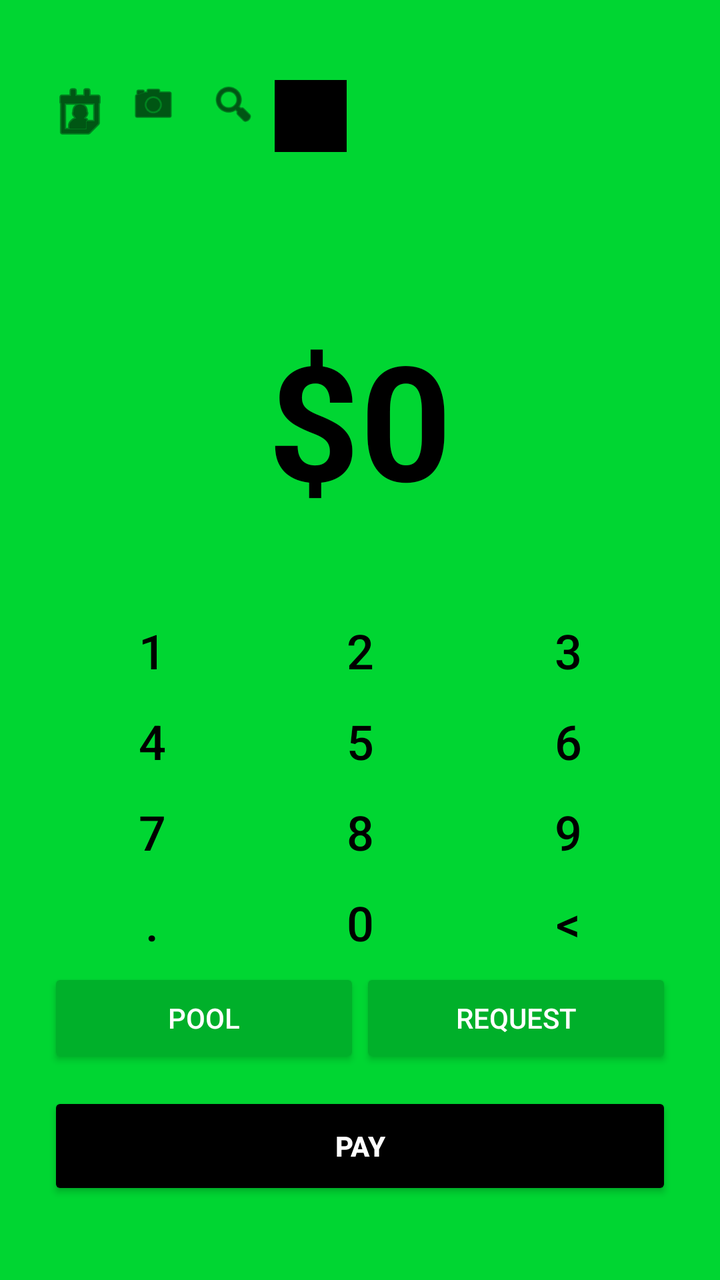
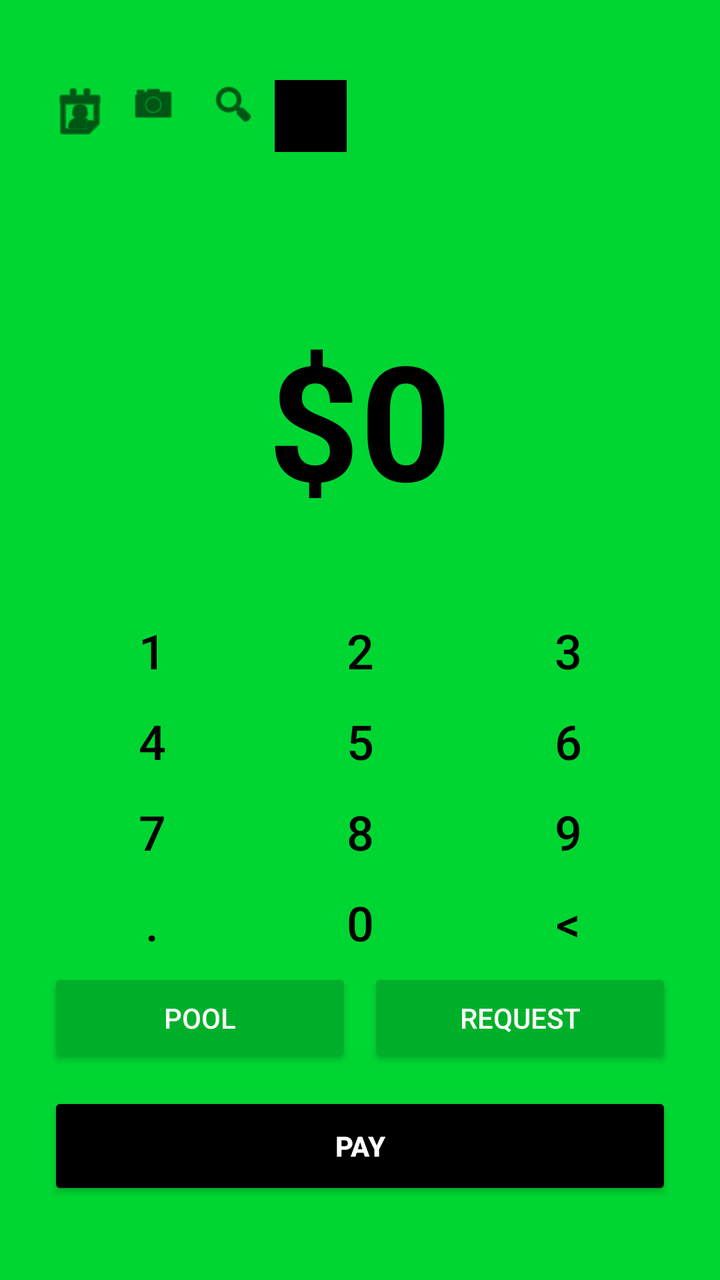

Before-and-after screenshots of an Android layout around one commit, followed by the original layout XML and the change that was made.
<!-- AndroidManifest.xml: application theme Theme.SRT60 -->
<!-- res/layout/activity_main.xml -->
<?xml version="1.0" encoding="utf-8"?>
<LinearLayout xmlns:android="http://schemas.android.com/apk/res/android"
    android:layout_width="match_parent"
    android:layout_height="match_parent"
    android:orientation="vertical"
    android:background="#00D632"
    android:padding="24dp"
    android:gravity="center_horizontal">

    
    <LinearLayout
        android:layout_width="match_parent"
        android:layout_height="wrap_content"
        android:orientation="horizontal"
        android:weightSum="3"
        android:layout_marginTop="16dp">
        
        <ImageView
            android:layout_width="32dp"
            android:layout_height="32dp"
            android:src="@android:drawable/ic_menu_my_calendar"
            android:tint="#000000"/>

        <LinearLayout
            android:layout_width="0dp"
            android:layout_height="wrap_content"
            android:layout_weight="1"
            android:gravity="center"
            android:orientation="horizontal">
            <ImageView
                android:layout_width="24dp"
                android:layout_height="24dp"
                android:src="@android:drawable/ic_menu_camera"
                android:tint="#000000"
                android:layout_marginEnd="16dp"/>
            <ImageView
                android:layout_width="24dp"
                android:layout_height="24dp"
                android:src="@android:drawable/ic_menu_search"
                android:tint="#000000"/>
        </LinearLayout>

        <ImageView
            android:layout_width="36dp"
            android:layout_height="36dp"
            android:background="@android:color/black"
            android:layout_gravity="end"/>
    </LinearLayout>

    
    <TextView
        android:layout_width="wrap_content"
        android:layout_height="wrap_content"
        android:text="\$0"
        android:textSize="80sp"
        android:textStyle="bold"
        android:textColor="#000000"
        android:layout_marginTop="80dp"
        android:layout_marginBottom="40dp"/>

    
    <GridLayout
        android:layout_width="match_parent"
        android:layout_height="0dp"
        android:layout_weight="1"
        android:columnCount="3"
        android:rowCount="4"
        android:alignmentMode="alignMargins"
        android:columnOrderPreserved="false">

        
        <Button android:text="1" android:textSize="24sp" android:background="@android:color/transparent" android:textColor="#000000" android:layout_width="0dp" android:layout_height="0dp" android:layout_columnWeight="1" android:layout_rowWeight="1"/>
        <Button android:text="2" android:textSize="24sp" android:background="@android:color/transparent" android:textColor="#000000" android:layout_width="0dp" android:layout_height="0dp" android:layout_columnWeight="1" android:layout_rowWeight="1"/>
        <Button android:text="3" android:textSize="24sp" android:background="@android:color/transparent" android:textColor="#000000" android:layout_width="0dp" android:layout_height="0dp" android:layout_columnWeight="1" android:layout_rowWeight="1"/>

        
        <Button android:text="4" android:textSize="24sp" android:background="@android:color/transparent" android:textColor="#000000" android:layout_width="0dp" android:layout_height="0dp" android:layout_columnWeight="1" android:layout_rowWeight="1"/>
        <Button android:text="5" android:textSize="24sp" android:background="@android:color/transparent" android:textColor="#000000" android:layout_width="0dp" android:layout_height="0dp" android:layout_columnWeight="1" android:layout_rowWeight="1"/>
        <Button android:text="6" android:textSize="24sp" android:background="@android:color/transparent" android:textColor="#000000" android:layout_width="0dp" android:layout_height="0dp" android:layout_columnWeight="1" android:layout_rowWeight="1"/>

        
        <Button android:text="7" android:textSize="24sp" android:background="@android:color/transparent" android:textColor="#000000" android:layout_width="0dp" android:layout_height="0dp" android:layout_columnWeight="1" android:layout_rowWeight="1"/>
        <Button android:text="8" android:textSize="24sp" android:background="@android:color/transparent" android:textColor="#000000" android:layout_width="0dp" android:layout_height="0dp" android:layout_columnWeight="1" android:layout_rowWeight="1"/>
        <Button android:text="9" android:textSize="24sp" android:background="@android:color/transparent" android:textColor="#000000" android:layout_width="0dp" android:layout_height="0dp" android:layout_columnWeight="1" android:layout_rowWeight="1"/>

        
        <Button android:text="." android:textSize="24sp" android:background="@android:color/transparent" android:textColor="#000000" android:layout_width="0dp" android:layout_height="0dp" android:layout_columnWeight="1" android:layout_rowWeight="1"/>
        <Button android:text="0" android:textSize="24sp" android:background="@android:color/transparent" android:textColor="#000000" android:layout_width="0dp" android:layout_height="0dp" android:layout_columnWeight="1" android:layout_rowWeight="1"/>
        <Button android:text="&lt;" android:textSize="24sp" android:background="@android:color/transparent" android:textColor="#000000" android:layout_width="0dp" android:layout_height="0dp" android:layout_columnWeight="1" android:layout_rowWeight="1"/>
    </GridLayout>

    
    <LinearLayout
        android:layout_width="match_parent"
        android:layout_height="wrap_content"
        android:orientation="horizontal"
        android:weightSum="2"
        android:layout_marginBottom="12dp">
        <Button
            android:text="Pool"
            android:layout_width="0dp"
            android:layout_height="50dp"
            android:layout_weight="1"
            android:backgroundTint="#00B02A"
            android:textColor="#FFFFFF"
            android:layout_marginEnd="8kdp"/>
        <Button
            android:text="Request"
            android:layout_width="0dp"
            android:layout_height="50dp"
            android:layout_weight="1"
            android:backgroundTint="#00B02A"
            android:textColor="#FFFFFF"/>
    </LinearLayout>

    <Button
        android:id="@+id/btnHistory"
        android:text="Pay"
        android:layout_width="match_parent"
        android:layout_height="54dp"
        android:backgroundTint="#000000"
        android:textColor="#FFFFFF"
        android:textStyle="bold"
        android:layout_marginBottom="16dp"/>

</LinearLayout>
<!-- resources referenced by this layout -->
<resources>
  <style name="Theme.SRT60" parent="Theme.AppCompat.Light.NoActionBar">
      </style>
</resources>

<!-- the commit's change to res/layout/activity_main.xml (unified diff, before → after) -->
@@ -103,7 +103,7 @@
             android:layout_weight="1"
             android:backgroundTint="#00B02A"
             android:textColor="#FFFFFF"
-            android:layout_marginEnd="8kdp"/>
+            android:layout_marginEnd="8dp"/>
         <Button
             android:text="Request"
             android:layout_width="0dp"
